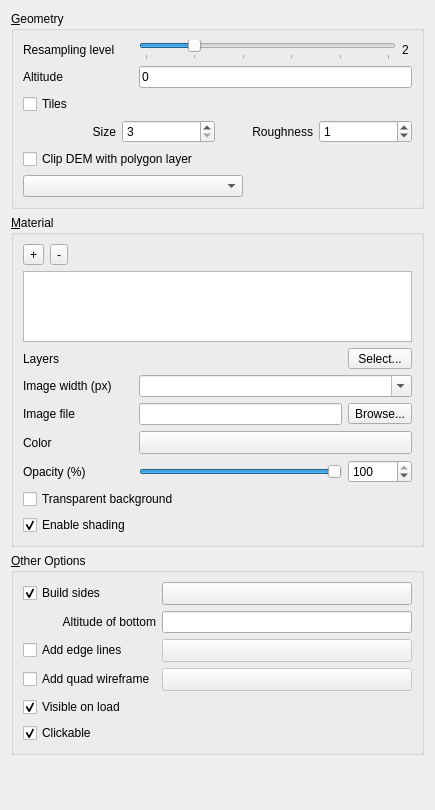
Above: ui/demproperties.ui from minorua/Qgis2threejs before the change. Below: the same form after it.
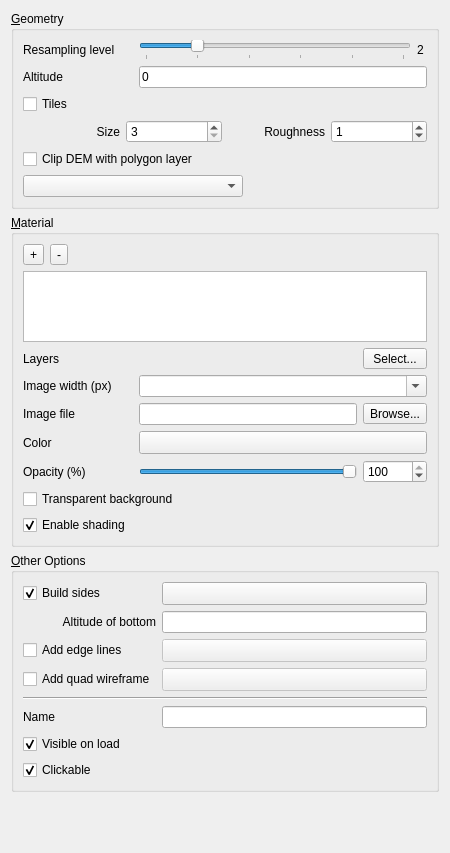
That is the form after the change. Custom widgets are drawn as their Qt base class.

Commit message: add name option to layer properties dialog

Patch:
```diff
--- a/ui/demproperties.ui
+++ b/ui/demproperties.ui
@@ -6,14 +6,14 @@
    <rect>
     <x>0</x>
     <y>0</y>
-    <width>435</width>
-    <height>810</height>
+    <width>450</width>
+    <height>853</height>
    </rect>
   </property>
   <property name="windowTitle">
    <string>Form</string>
   </property>
-  <layout class="QVBoxLayout" name="verticalLayout_2">
+  <layout class="QVBoxLayout" name="verticalLayout">
    <item>
     <widget class="QGroupBox" name="groupBox_Geometry">
      <property name="title">
@@ -423,34 +423,7 @@
       <string>&amp;Other Options</string>
      </property>
      <layout class="QGridLayout" name="gridLayout_2">
-      <item row="0" column="1">
-       <widget class="QgsColorButton" name="toolButton_SideColor">
-        <property name="sizePolicy">
-         <sizepolicy hsizetype="Preferred" vsizetype="Fixed">
-          <horstretch>0</horstretch>
-          <verstretch>0</verstretch>
-         </sizepolicy>
-        </property>
-       </widget>
-      </item>
-      <item row="0" column="0">
-       <widget class="QCheckBox" name="checkBox_Sides">
-        <property name="text">
-         <string>Build sides</string>
-        </property>
-        <property name="checked">
-         <bool>true</bool>
-        </property>
-       </widget>
-      </item>
-      <item row="2" column="0">
-       <widget class="QCheckBox" name="checkBox_Frame">
-        <property name="text">
-         <string>Add edge lines</string>
-        </property>
-       </widget>
-      </item>
-      <item row="4" column="0" colspan="2">
+      <item row="8" column="0" colspan="2">
        <widget class="QCheckBox" name="checkBox_Visible">
         <property name="text">
          <string>Visible on load</string>
@@ -460,7 +433,40 @@
         </property>
        </widget>
       </item>
-      <item row="3" column="1">
+      <item row="4" column="1">
+       <widget class="QgsColorButton" name="toolButton_EdgeColor">
+        <property name="enabled">
+         <bool>false</bool>
+        </property>
+        <property name="sizePolicy">
+         <sizepolicy hsizetype="Preferred" vsizetype="Fixed">
+          <horstretch>0</horstretch>
+          <verstretch>0</verstretch>
+         </sizepolicy>
+        </property>
+       </widget>
+      </item>
+      <item row="2" column="0">
+       <widget class="QCheckBox" name="checkBox_Sides">
+        <property name="text">
+         <string>Build sides</string>
+        </property>
+        <property name="checked">
+         <bool>true</bool>
+        </property>
+       </widget>
+      </item>
+      <item row="2" column="1">
+       <widget class="QgsColorButton" name="toolButton_SideColor">
+        <property name="sizePolicy">
+         <sizepolicy hsizetype="Preferred" vsizetype="Fixed">
+          <horstretch>0</horstretch>
+          <verstretch>0</verstretch>
+         </sizepolicy>
+        </property>
+       </widget>
+      </item>
+      <item row="5" column="1">
        <widget class="QgsColorButton" name="toolButton_WireframeColor">
         <property name="enabled">
          <bool>false</bool>
@@ -473,27 +479,14 @@
         </property>
        </widget>
       </item>
-      <item row="3" column="0">
+      <item row="5" column="0">
        <widget class="QCheckBox" name="checkBox_Wireframe">
         <property name="text">
          <string>Add quad wireframe</string>
         </property>
        </widget>
       </item>
-      <item row="2" column="1">
-       <widget class="QgsColorButton" name="toolButton_EdgeColor">
-        <property name="enabled">
-         <bool>false</bool>
-        </property>
-        <property name="sizePolicy">
-         <sizepolicy hsizetype="Preferred" vsizetype="Fixed">
-          <horstretch>0</horstretch>
-          <verstretch>0</verstretch>
-         </sizepolicy>
-        </property>
-       </widget>
-      </item>
-      <item row="5" column="0">
+      <item row="9" column="0">
        <widget class="QCheckBox" name="checkBox_Clickable">
         <property name="text">
          <string>Clickable</string>
@@ -503,7 +496,7 @@
         </property>
        </widget>
       </item>
-      <item row="1" column="0">
+      <item row="3" column="0">
        <widget class="QLabel" name="label_Bottom">
         <property name="text">
          <string>Altitude of bottom</string>
@@ -513,9 +506,39 @@
         </property>
        </widget>
       </item>
-      <item row="1" column="1">
+      <item row="4" column="0">
+       <widget class="QCheckBox" name="checkBox_Frame">
+        <property name="text">
+         <string>Add edge lines</string>
+        </property>
+       </widget>
+      </item>
+      <item row="3" column="1">
        <widget class="QLineEdit" name="lineEdit_Bottom"/>
       </item>
+      <item row="7" column="1">
+       <widget class="QLineEdit" name="lineEdit_Name"/>
+      </item>
+      <item row="7" column="0">
+       <widget class="QLabel" name="label">
+        <property name="minimumSize">
+         <size>
+          <width>110</width>
+          <height>0</height>
+         </size>
+        </property>
+        <property name="text">
+         <string>Name</string>
+        </property>
+       </widget>
+      </item>
+      <item row="6" column="0" colspan="2">
+       <widget class="Line" name="line">
+        <property name="orientation">
+         <enum>Qt::Horizontal</enum>
+        </property>
+       </widget>
+      </item>
      </layout>
     </widget>
    </item>
```
Left out of the diff: 29 changed lines with no effect on the pictures. The commit also changes 7 other files.
